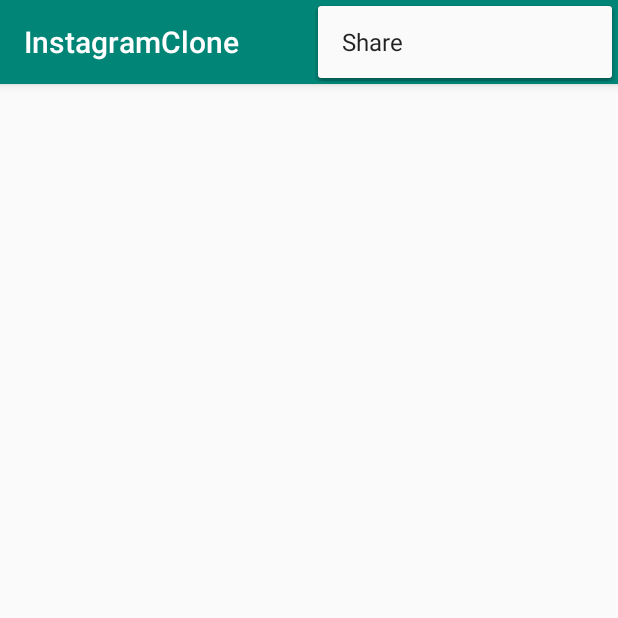
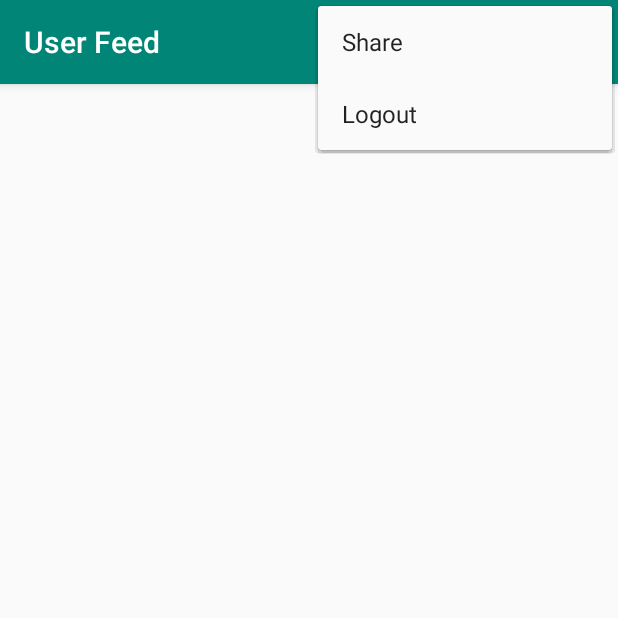
Before and after one commit to HeyZeusV/InstagramClone, an Android app: the UserListActivity screen opened directly, with no data from a screen before it, with the options menu open, on a phone screen of 412 x 824 dp, the top half of it. Run offline under Robolectric (Android 15) with nearby library versions, the phone set to English and light mode, and no system bars; libraries missing offline, so code that uses them is left out: com.parse; 4 statements that could not run were skipped.

Commit message:
Logging out is now possible. Clean up some titles on Activities.

```diff
--- a/app/src/main/java/com/heyzeusv/instagramclone/MainActivity.java
+++ b/app/src/main/java/com/heyzeusv/instagramclone/MainActivity.java
@@ -116,6 +116,8 @@ public class MainActivity extends AppCompatActivity implements View.OnKeyListene
         super.onCreate(savedInstanceState);
         setContentView(R.layout.activity_main);
 
+        setTitle("Instagram");
+
         logInTextView = findViewById(R.id.logInTextView);
 
         usernameEditText = findViewById(R.id.usernameEditText);
--- a/app/src/main/java/com/heyzeusv/instagramclone/UserFeedActivity.java
+++ b/app/src/main/java/com/heyzeusv/instagramclone/UserFeedActivity.java
@@ -31,6 +31,8 @@ public class UserFeedActivity extends AppCompatActivity {
 
         Intent intent = getIntent();
         String username = intent.getStringExtra("username");
+
+        setTitle(username + "'s Photos");
 
         ParseQuery<ParseObject> query = new ParseQuery<ParseObject>("Image");
         query.whereEqualTo("username", username);
--- a/app/src/main/res/menu/share_menu.xml
+++ b/app/src/main/res/menu/share_menu.xml
@@ -2,4 +2,5 @@
 <menu xmlns:android="http://schemas.android.com/apk/res/android">
 
     <item android:title="@string/share" android:id="@+id/share"/>
+    <item android:title="@string/logout" android:id="@+id/logout"/>
 </menu>
--- a/app/src/main/res/values/strings.xml
+++ b/app/src/main/res/values/strings.xml
@@ -8,4 +8,5 @@
     <string name="password">Password</string>
     <string name="instagram_logo">Instagram Logo</string>
     <string name="share">Share</string>
+    <string name="logout">Logout</string>
 </resources>
```
Also changed, not shown: app/src/main/java/com/heyzeusv/instagramclone/UserListActivity.java (+7 -0 lines).
